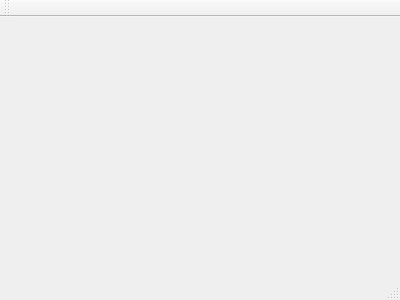
First picture: the form in Qt-5-Displaying_Windows/mainwindow.ui, repository DoozyX/QtProgrammingTutorial, before the edit.
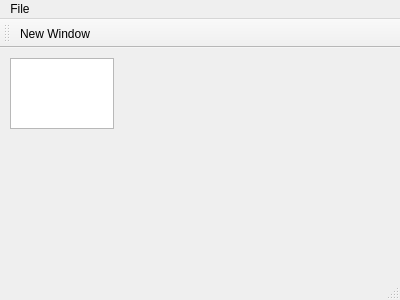
Second picture: the form after the edit.

```diff
--- a/Qt-5-Displaying_Windows/mainwindow.ui
+++ b/Qt-5-Displaying_Windows/mainwindow.ui
@@ -12,13 +12,52 @@
   <property name="windowTitle" >
    <string>MainWindow</string>
   </property>
-  <widget class="QMenuBar" name="menuBar" />
-  <widget class="QToolBar" name="mainToolBar" />
-  <widget class="QWidget" name="centralWidget" />
-  <widget class="QStatusBar" name="statusBar" />
+  <widget class="QWidget" name="centralWidget">
+   <widget class="QPlainTextEdit" name="plainTextEdit">
+    <property name="geometry">
+     <rect>
+      <x>10</x>
+      <y>10</y>
+      <width>104</width>
+      <height>71</height>
+     </rect>
+    </property>
+   </widget>
+  </widget>
+  <widget class="QMenuBar" name="menuBar">
+   <property name="geometry">
+    <rect>
+     <x>0</x>
+     <y>0</y>
+     <width>400</width>
+     <height>21</height>
+    </rect>
+   </property>
+   <widget class="QMenu" name="menuFile">
+    <property name="title">
+     <string>File</string>
+    </property>
+    <addaction name="actionNew_Window"/>
+   </widget>
+   <addaction name="menuFile"/>
+  </widget>
+  <widget class="QToolBar" name="mainToolBar">
+   <attribute name="toolBarArea">
+    <enum>TopToolBarArea</enum>
+   </attribute>
+   <attribute name="toolBarBreak">
+    <bool>false</bool>
+   </attribute>
+   <addaction name="actionNew_Window"/>
+  </widget>
+  <widget class="QStatusBar" name="statusBar"/>
+  <action name="actionNew_Window">
+   <property name="text">
+    <string>New Window</string>
+   </property>
+  </action>
  </widget>
- <layoutDefault spacing="6" margin="11" />
- <pixmapfunction></pixmapfunction>
+ <layoutdefault spacing="6" margin="11"/>
  <resources/>
  <connections/>
 </ui>
```
Left out of the diff: 7 changed lines with no effect on the pictures.
